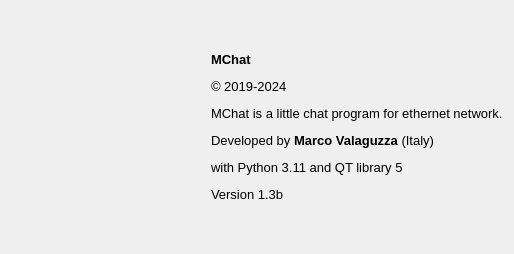
Above: source/qtdesigner/program_info_ui.ui from MValaguz/Echo before the change. Below: the same form after it.
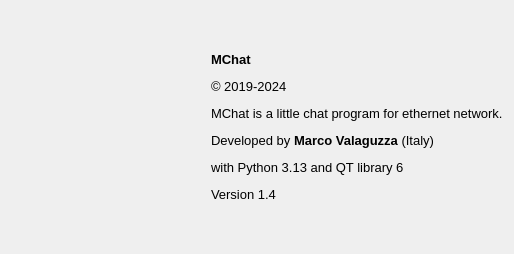
That is the form after the change. Icons and pictures are not drawn.

Patch:
```diff
--- a/source/qtdesigner/program_info_ui.ui
+++ b/source/qtdesigner/program_info_ui.ui
@@ -30,7 +30,7 @@
      <item row="0" column="1">
       <widget class="QLabel" name="label_2">
        <property name="text">
-        <string>&lt;html&gt;&lt;head/&gt;&lt;body&gt;&lt;p&gt;&lt;span style=&quot; font-size:10pt; font-weight:600;&quot;&gt;MChat&lt;/span&gt;&lt;/p&gt;&lt;p&gt;&lt;span style=&quot; font-size:10pt;&quot;&gt;© 2019-2024&lt;/span&gt;&lt;/p&gt;&lt;p&gt;&lt;span style=&quot; font-size:10pt;&quot;&gt;MChat is a little chat program for ethernet network.&lt;/span&gt;&lt;/p&gt;&lt;p&gt;&lt;span style=&quot; font-size:10pt;&quot;&gt;Developed by &lt;/span&gt;&lt;span style=&quot; font-size:10pt; font-weight:600;&quot;&gt;Marco Valaguzza&lt;/span&gt;&lt;span style=&quot; font-size:10pt;&quot;&gt; (Italy) &lt;/span&gt;&lt;/p&gt;&lt;p&gt;&lt;span style=&quot; font-size:10pt;&quot;&gt;with Python 3.11 and QT library 5&lt;/span&gt;&lt;/p&gt;&lt;p&gt;&lt;span style=&quot; font-size:10pt;&quot;&gt;Version 1.3b&lt;/span&gt;&lt;/p&gt;&lt;/body&gt;&lt;/html&gt;</string>
+        <string>&lt;html&gt;&lt;head/&gt;&lt;body&gt;&lt;p&gt;&lt;span style=&quot; font-size:10pt; font-weight:600;&quot;&gt;MChat&lt;/span&gt;&lt;/p&gt;&lt;p&gt;&lt;span style=&quot; font-size:10pt;&quot;&gt;© 2019-2024&lt;/span&gt;&lt;/p&gt;&lt;p&gt;&lt;span style=&quot; font-size:10pt;&quot;&gt;MChat is a little chat program for ethernet network.&lt;/span&gt;&lt;/p&gt;&lt;p&gt;&lt;span style=&quot; font-size:10pt;&quot;&gt;Developed by &lt;/span&gt;&lt;span style=&quot; font-size:10pt; font-weight:600;&quot;&gt;Marco Valaguzza&lt;/span&gt;&lt;span style=&quot; font-size:10pt;&quot;&gt; (Italy) &lt;/span&gt;&lt;/p&gt;&lt;p&gt;&lt;span style=&quot; font-size:10pt;&quot;&gt;with Python 3.13 and QT library 6&lt;/span&gt;&lt;/p&gt;&lt;p&gt;&lt;span style=&quot; font-size:10pt;&quot;&gt;Version 1.4&lt;/span&gt;&lt;/p&gt;&lt;/body&gt;&lt;/html&gt;</string>
        </property>
        <property name="alignment">
         <set>Qt::AlignLeading|Qt::AlignLeft|Qt::AlignVCenter</set>
```
